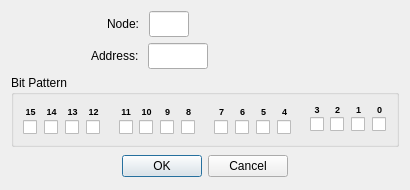
sanny32/OpenModScan, file omodscan/dialogs/dialogwriteholdingregisterbits.ui: the form before one commit.
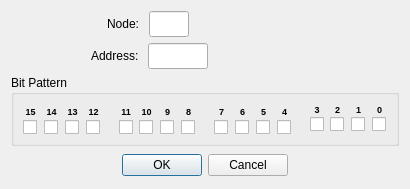
The form after the commit. Custom widgets are drawn as their Qt base class.

Commit message: Correct ui for breeze style

Diff of the .ui file:
```diff
--- a/omodscan/dialogs/dialogwriteholdingregisterbits.ui
+++ b/omodscan/dialogs/dialogwriteholdingregisterbits.ui
@@ -7,7 +7,7 @@
     <x>0</x>
     <y>0</y>
     <width>410</width>
-    <height>190</height>
+    <height>189</height>
    </rect>
   </property>
   <property name="windowTitle">
@@ -143,6 +143,9 @@
    </item>
    <item>
     <widget class="QGroupBox" name="groupBox">
+     <property name="styleSheet">
+      <string notr="true">QCheckBox { spacing: 0px; }</string>
+     </property>
      <property name="title">
       <string>Bit Pattern</string>
      </property>
```
The commit also changes 4 other files.
